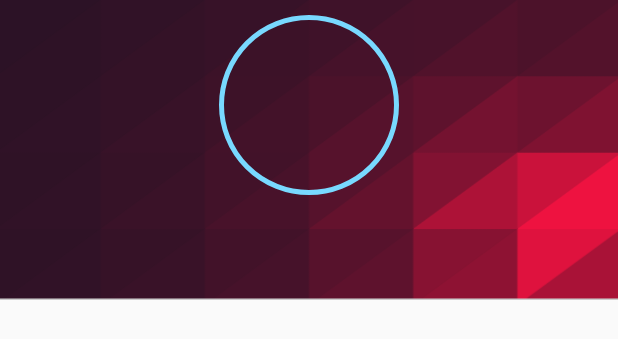
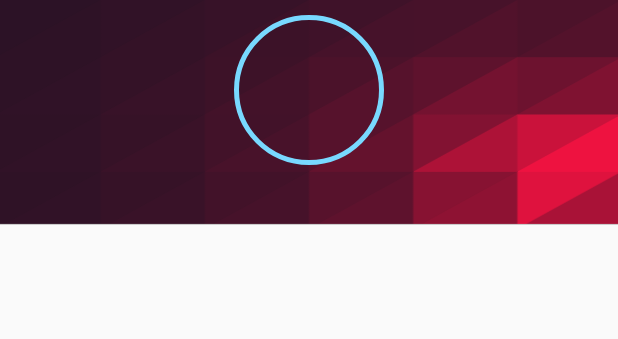
Before and after one commit to AkhilendraGadde/EmploymentSupport, an Android app: the layout navigation_header.xml on its own in the app's theme, with its tools: preview values and no code run, on a phone screen of 412 x 824 dp. Shown: the top 339 px of the screen. Run offline under Robolectric (Android 15) with nearby library versions, the phone set to English and light mode, and no system bars.

Commit message:
adjust dp

```diff
--- a/app/src/main/res/layout/navigation_header.xml
+++ b/app/src/main/res/layout/navigation_header.xml
@@ -1,14 +1,14 @@
 <?xml version="1.0" encoding="utf-8"?>
 <RelativeLayout xmlns:android="http://schemas.android.com/apk/res/android"
     android:orientation="vertical" android:layout_width="match_parent"
-    android:layout_height="200dp"
+    android:layout_height="150dp"
     android:background="@drawable/canvas">
 
     <View
         android:layout_marginTop="10dp"
         android:id="@+id/circleView"
-        android:layout_width="120dp"
-        android:layout_height="120dp"
+        android:layout_width="100dp"
+        android:layout_height="100dp"
         android:background="@drawable/circle"
         android:layout_centerHorizontal="true"/>
 
```
